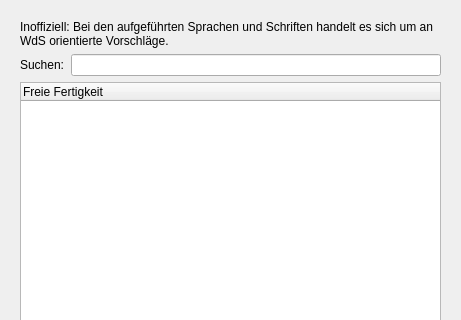
Before: the Qt Designer form designer/CharakterFreieFertigkeitenPicker.ui in Aeolitus/Sephrasto, drawn with Qt 5; both pictures show x 0 to 461 and y 0 to 320 of the 461 by 522 pixel window.
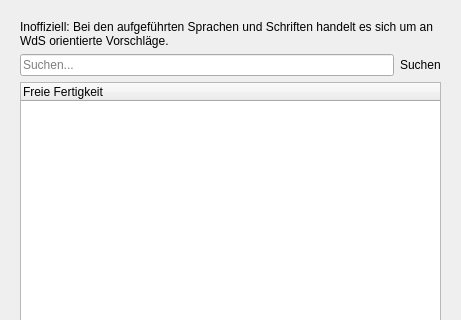
After: the same form once the commit is applied.

```diff
--- a/designer/CharakterFreieFertigkeitenPicker.ui
+++ b/designer/CharakterFreieFertigkeitenPicker.ui
@@ -39,14 +39,24 @@
       <item>
        <layout class="QHBoxLayout" name="horizontalLayout">
         <item>
-         <widget class="QLabel" name="labelFilter">
-          <property name="text">
-           <string>Suchen:</string>
+         <widget class="QLineEdit" name="nameFilterEdit">
+          <property name="placeholderText">
+           <string>Suchen...</string>
+          </property>
+          <property name="clearButtonEnabled">
+           <bool>true</bool>
           </property>
          </widget>
         </item>
         <item>
-         <widget class="QLineEdit" name="nameFilterEdit"/>
+         <widget class="QLabel" name="labelFilter">
+          <property name="text">
+           <string>Suchen</string>
+          </property>
+          <property name="class" stdset="0">
+           <string>icon</string>
+          </property>
+         </widget>
         </item>
        </layout>
       </item>
```
